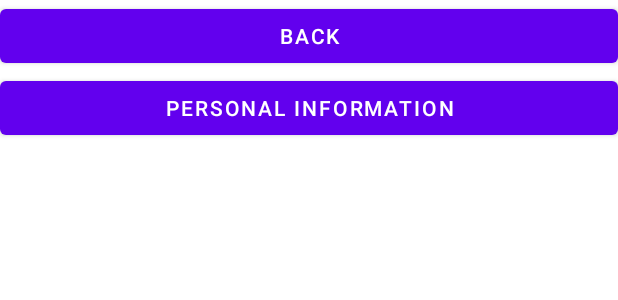
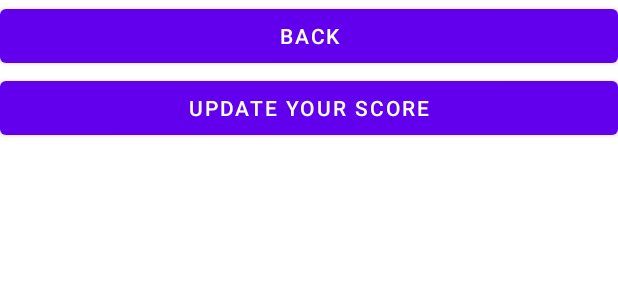
Before and after one commit to CMPUT301W23T39/ScannerGO, an Android app: the layout rank.xml on its own in the app's theme, with its tools: preview values and no code run, on a phone screen of 412 x 824 dp. Shown: the top 300 px of the screen. Run offline under Robolectric (Android 15) with nearby library versions, the light colour scheme and no system bars.

Commit message:
Rank Feature Done

```diff
--- a/app/src/main/java/com/example/myapplication/FireBaseRankActivity.java
+++ b/app/src/main/java/com/example/myapplication/FireBaseRankActivity.java
@@ -133,12 +133,15 @@ public class FireBaseRankActivity extends AppCompatActivity {
                 }
                 int size = scoresList.size();
                 AverageScore = totalScore/size;
+
                 // Do something with the lowest and highest score
                 System.out.println("Lowest score: " + lowestScore);
                 System.out.println("Highest score: " + highestScore);
                 System.out.println("totalScore: " + totalScore);
+
+
                 highlowCode.setText("Your Highest QRcode Score: "+highestScore+"\n"+"Your Lowest QRcode Score: "+lowestScore
-                        +"\n"+"Your Average Score: "+ AverageScore +"\n"+"Your Total Amount of QRcode: " + size+"\n"+"Your Total Score of QRcode: "+totalScore);
+                        +"\n"+"Your Average Score: "+ AverageScore +"\n"+"Total Amount of QRcode You Have Scanned: " + size+"\n"+"Total Score of Your QRcode: "+totalScore);
 
                 userDocRef.update("totalScore", totalScore)
                         .addOnSuccessListener(new OnSuccessListener<Void>() {
--- a/app/src/main/java/com/example/myapplication/MainActivity.java
+++ b/app/src/main/java/com/example/myapplication/MainActivity.java
@@ -6,6 +6,11 @@ import android.view.View;
 import android.widget.Button;
 
 import androidx.appcompat.app.AppCompatActivity;
+
+import com.google.firebase.auth.FirebaseAuth;
+import com.google.firebase.auth.FirebaseUser;
+import com.google.firebase.firestore.CollectionReference;
+import com.google.firebase.firestore.FirebaseFirestore;
 
 public class MainActivity extends AppCompatActivity {
 
--- a/app/src/main/res/layout/rank.xml
+++ b/app/src/main/res/layout/rank.xml
@@ -23,6 +23,6 @@
         android:id="@+id/firebase_button"
         android:layout_width="match_parent"
         android:layout_height="wrap_content"
-        android:text="Personal Information" />
+        android:text="Update Your Score" />
 
 </LinearLayout>
```
